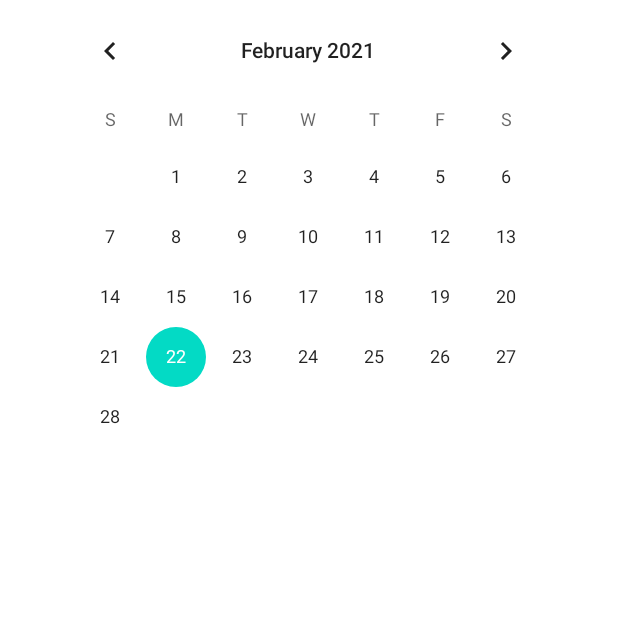
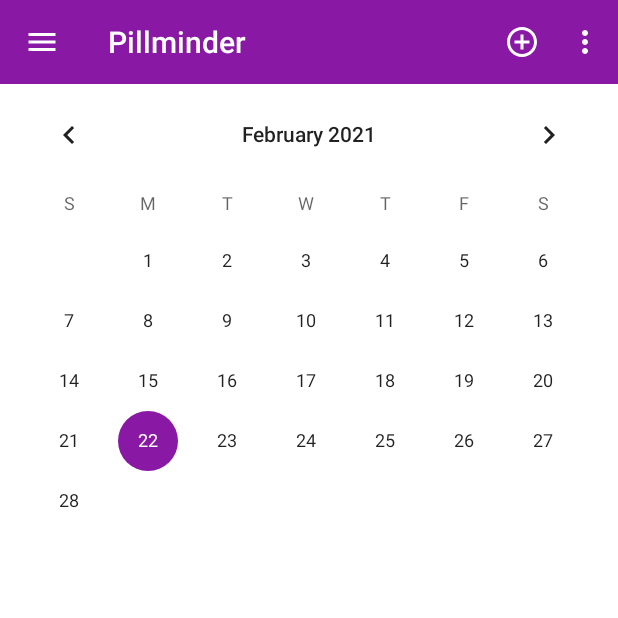
Before and after one commit to vcstkv/PillsReminder, an Android app: the screen it shows after launch (MainActivity), on a phone screen of 412 x 824 dp, the top half of it. Run offline under Robolectric (Android 15) with nearby library versions, the phone set to English and light mode, and no system bars.

Commit message:
Add simple toolbar

```diff
--- a/app/build.gradle
+++ b/app/build.gradle
@@ -37,9 +37,9 @@ dependencies {
     implementation "org.jetbrains.kotlin:kotlin-stdlib:$kotlin_version"
     implementation 'androidx.core:core-ktx:1.3.2'
     implementation 'androidx.appcompat:appcompat:1.2.0'
-    implementation 'com.google.android.material:material:1.2.1'
+    implementation 'com.google.android.material:material:1.3.0'
     implementation 'androidx.constraintlayout:constraintlayout:2.0.4'
-    testImplementation 'junit:junit:4.+'
+    testImplementation 'junit:junit:4.13.2'
     androidTestImplementation 'androidx.test.ext:junit:1.1.2'
     androidTestImplementation 'androidx.test.espresso:espresso-core:3.3.0'
 }
--- a/app/src/main/java/com/viset/pillsreminder/MainActivity.kt
+++ b/app/src/main/java/com/viset/pillsreminder/MainActivity.kt
@@ -1,11 +1,45 @@
 package com.viset.pillsreminder
 
+import android.os.Bundle
+import android.util.Log
+import android.view.Menu
+import android.view.MenuItem
+import android.widget.Toast
 import androidx.appcompat.app.AppCompatActivity
-import android.os.Bundle
+import kotlin.Boolean as Boolean
 
 class MainActivity : AppCompatActivity() {
     override fun onCreate(savedInstanceState: Bundle?) {
         super.onCreate(savedInstanceState)
         setContentView(R.layout.activity_main)
+        setSupportActionBar(findViewById(R.id.toolbar))
     }
+
+    override fun onCreateOptionsMenu(menu: Menu?): Boolean {
+        super.onCreateOptionsMenu(menu)
+        menuInflater.inflate(R.menu.main_menu, menu)
+        return true
+    }
+
+    override fun onOptionsItemSelected(item: MenuItem): Boolean {
+        when (item.itemId) {
+            R.id.add_item -> {
+                Toast.makeText(this, "Add item", Toast.LENGTH_SHORT).show()
+                return true
+            }
+
+            R.id.settings_item -> {
+                Toast.makeText(this, "Settings item", Toast.LENGTH_SHORT).show()
+                return true
+            }
+
+            else -> {
+                // If we got here, the user's action was not recognized.
+                // Invoke the superclass to handle it.
+                Toast.makeText(this, "unk item", Toast.LENGTH_SHORT).show()
+                return super.onOptionsItemSelected(item)
+            }
+        }
+    }
+
 }
--- /dev/null
+++ b/app/src/main/res/drawable/ic_baseline_add_circle_outline_24.xml
@@ -0,0 +1,10 @@
+<vector xmlns:android="http://schemas.android.com/apk/res/android"
+    android:width="24dp"
+    android:height="24dp"
+    android:viewportWidth="24"
+    android:viewportHeight="24"
+    android:tint="?attr/colorControlNormal">
+  <path
+      android:fillColor="@android:color/white"
+      android:pathData="M13,7h-2v4L7,11v2h4v4h2v-4h4v-2h-4L13,7zM12,2C6.48,2 2,6.48 2,12s4.48,10 10,10 10,-4.48 10,-10S17.52,2 12,2zM12,20c-4.41,0 -8,-3.59 -8,-8s3.59,-8 8,-8 8,3.59 8,8 -3.59,8 -8,8z"/>
+</vector>
--- /dev/null
+++ b/app/src/main/res/drawable/ic_baseline_menu_24.xml
@@ -0,0 +1,10 @@
+<vector xmlns:android="http://schemas.android.com/apk/res/android"
+    android:width="24dp"
+    android:height="24dp"
+    android:viewportWidth="24"
+    android:viewportHeight="24"
+    android:tint="?attr/colorControlNormal">
+  <path
+      android:fillColor="@android:color/white"
+      android:pathData="M3,18h18v-2L3,16v2zM3,13h18v-2L3,11v2zM3,6v2h18L21,6L3,6z"/>
+</vector>
--- /dev/null
+++ b/app/src/main/res/drawable/ic_search_black_24dp.xml
@@ -0,0 +1,9 @@
+<vector xmlns:android="http://schemas.android.com/apk/res/android"
+        android:width="24dp"
+        android:height="24dp"
+        android:viewportWidth="24.0"
+        android:viewportHeight="24.0">
+    <path
+        android:fillColor="#FF000000"
+        android:pathData="M15.5,14h-0.79l-0.28,-0.27C15.41,12.59 16,11.11 16,9.5 16,5.91 13.09,3 9.5,3S3,5.91 3,9.5 5.91,16 9.5,16c1.61,0 3.09,-0.59 4.23,-1.57l0.27,0.28v0.79l5,4.99L20.49,19l-4.99,-5zM9.5,14C7.01,14 5,11.99 5,9.5S7.01,5 9.5,5 14,7.01 14,9.5 11.99,14 9.5,14z"/>
+</vector>
--- a/app/src/main/res/layout/activity_main.xml
+++ b/app/src/main/res/layout/activity_main.xml
@@ -4,14 +4,21 @@
     xmlns:tools="http://schemas.android.com/tools"
     android:layout_width="match_parent"
     android:layout_height="match_parent"
+    android:theme="@style/Theme.PillsReminder"
     tools:context=".MainActivity">
+
+    <include
+        android:id="@+id/toolbar"
+        layout="@layout/toolbar"
+        tools:ignore="MissingConstraints"/>
 
     <CalendarView
         android:id="@+id/calendarView"
-        android:layout_width="wrap_content"
+        android:layout_width="0dp"
         android:layout_height="wrap_content"
         app:layout_constraintEnd_toEndOf="parent"
-        app:layout_constraintHorizontal_bias="0.491"
+        app:layout_constraintHorizontal_bias="0.0"
         app:layout_constraintStart_toStartOf="parent"
-        tools:layout_editor_absoluteY="286dp" />
+        app:layout_constraintTop_toBottomOf="@+id/toolbar" />
+
 </androidx.constraintlayout.widget.ConstraintLayout>
--- /dev/null
+++ b/app/src/main/res/layout/toolbar.xml
@@ -0,0 +1,12 @@
+<?xml version="1.0" encoding="utf-8"?>
+<androidx.appcompat.widget.Toolbar xmlns:android="http://schemas.android.com/apk/res/android"
+    xmlns:app="http://schemas.android.com/apk/res-auto"
+    xmlns:tools="http://schemas.android.com/tools"
+    android:id="@+id/toolbar"
+    android:layout_width="match_parent"
+    android:layout_height="wrap_content"
+    android:background="@color/purple_500"
+    app:navigationIcon="@drawable/ic_baseline_menu_24"
+    app:title="@string/app_name"
+    android:theme="@style/ThemeOverlay.AppCompat.Dark.ActionBar"
+    app:popupTheme="@style/Theme.PillsReminder" />
--- /dev/null
+++ b/app/src/main/res/menu/main_menu.xml
@@ -0,0 +1,14 @@
+<?xml version="1.0" encoding="utf-8"?>
+<menu xmlns:android="http://schemas.android.com/apk/res/android"
+    xmlns:app="http://schemas.android.com/apk/res-auto">
+    <item
+        android:id="@+id/add_item"
+        android:icon="@drawable/ic_baseline_add_circle_outline_24"
+        android:title="@string/add_item_name"
+        app:showAsAction="ifRoom" />
+
+    <item
+        android:id="@+id/settings_item"
+        android:title="@string/settings_item_name"
+        app:showAsAction="never" />
+</menu>
--- a/app/src/main/res/values-night/themes.xml
+++ b/app/src/main/res/values-night/themes.xml
@@ -2,15 +2,20 @@
     <!-- Base application theme. -->
     <style name="Theme.PillsReminder" parent="Theme.MaterialComponents.DayNight.NoActionBar">
         <!-- Primary brand color. -->
-        <item name="colorPrimary">@color/purple_200</item>
-        <item name="colorPrimaryVariant">@color/purple_700</item>
-        <item name="colorOnPrimary">@color/black</item>
+        <item name="colorPrimary">@color/purple_500</item>
+        <item name="colorPrimaryVariant">@color/purple_200</item>
+        <item name="colorOnPrimary">@color/yellow</item>
         <!-- Secondary brand color. -->
-        <item name="colorSecondary">@color/teal_200</item>
-        <item name="colorSecondaryVariant">@color/teal_200</item>
-        <item name="colorOnSecondary">@color/black</item>
+        <item name="colorSecondary">@color/purple_500</item>
+        <item name="colorSecondaryVariant">@color/purple_200</item>
+        <item name="colorOnSecondary">@color/yellow</item>
         <!-- Status bar color. -->
         <item name="android:statusBarColor" tools:targetApi="l">?attr/colorPrimaryVariant</item>
         <!-- Customize your theme here. -->
+        <item name="toolbarStyle">@style/App.ToolbarStyle</item>
+    </style>
+
+    <style name="App.ToolbarStyle" parent="Widget.AppCompat.Toolbar">
+        <!--        <item name="titleTextColor">@color/yellow</item>-->
     </style>
 </resources>
--- a/app/src/main/res/values/colors.xml
+++ b/app/src/main/res/values/colors.xml
@@ -1,10 +1,8 @@
 <?xml version="1.0" encoding="utf-8"?>
 <resources>
-    <color name="purple_200">#FFBB86FC</color>
-    <color name="purple_500">#FF6200EE</color>
-    <color name="purple_700">#FF3700B3</color>
-    <color name="teal_200">#FF03DAC5</color>
-    <color name="teal_700">#FF018786</color>
+    <color name="purple_200">#64027B</color>
+    <color name="purple_500">#8919A4</color>
+    <color name="yellow">#FFEB3B</color>
     <color name="black">#FF000000</color>
     <color name="white">#FFFFFFFF</color>
 </resources>
--- a/app/src/main/res/values/strings.xml
+++ b/app/src/main/res/values/strings.xml
@@ -1,3 +1,5 @@
 <resources>
-    <string name="app_name">PillsReminder</string>
+    <string name="app_name">Pillminder</string>
+    <string name="add_item_name">Add</string>
+    <string name="settings_item_name">Settings</string>
 </resources>
--- a/app/src/main/res/values/themes.xml
+++ b/app/src/main/res/values/themes.xml
@@ -3,14 +3,21 @@
     <style name="Theme.PillsReminder" parent="Theme.MaterialComponents.DayNight.NoActionBar">
         <!-- Primary brand color. -->
         <item name="colorPrimary">@color/purple_500</item>
-        <item name="colorPrimaryVariant">@color/purple_700</item>
-        <item name="colorOnPrimary">@color/white</item>
+        <item name="colorPrimaryVariant">@color/purple_200</item>
+        <item name="colorOnPrimary">@color/yellow</item>
         <!-- Secondary brand color. -->
-        <item name="colorSecondary">@color/teal_200</item>
-        <item name="colorSecondaryVariant">@color/teal_700</item>
-        <item name="colorOnSecondary">@color/black</item>
+        <item name="colorSecondary">@color/purple_500</item>
+        <item name="colorSecondaryVariant">@color/purple_200</item>
+        <item name="colorOnSecondary">@color/yellow</item>
         <!-- Status bar color. -->
         <item name="android:statusBarColor" tools:targetApi="l">?attr/colorPrimaryVariant</item>
         <!-- Customize your theme here. -->
+        <item name="toolbarStyle">@style/App.ToolbarStyle</item>
+
     </style>
+
+    <style name="App.ToolbarStyle" parent="Widget.AppCompat.Toolbar">
+<!--        <item name="titleTextColor">@color/yellow</item>-->
+    </style>
+
 </resources>
```
Also changed, not shown: gradle/wrapper/gradle-wrapper.properties.
